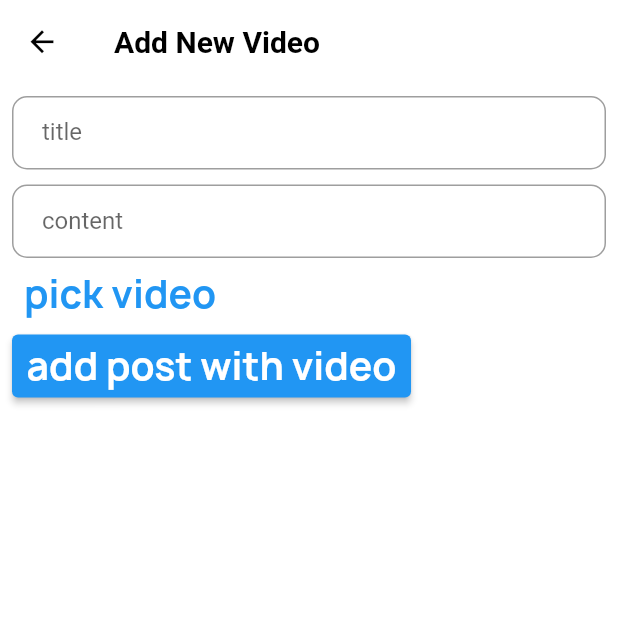
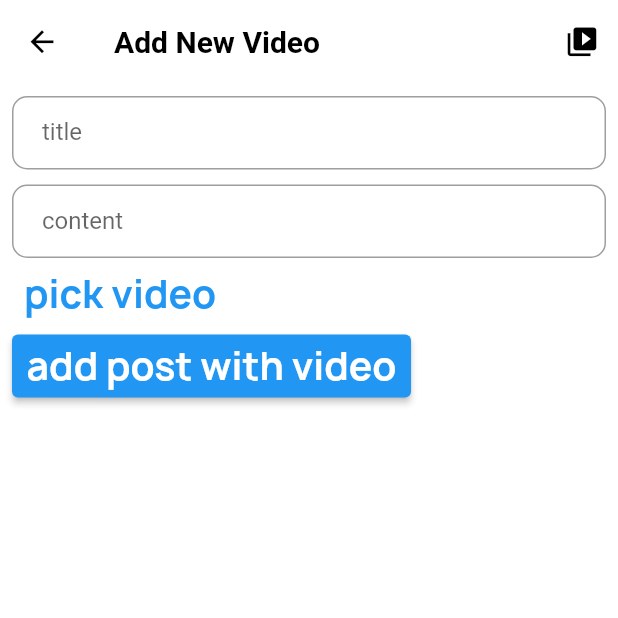
Before and after one commit to A-RR3/palestine_commercial_directory, a Flutter app: the UploadVideoScreen screen opened directly, after a tap on "pick video", on a phone screen of 412 x 824 dp, the top half of it. Run offline on Flutter 3.47's test engine with Material 3 defaults, Android fonts, the light colour scheme and no system bars; our stand-ins replace bloc, device_info_plus, dio, easy_localization, flutter_animate, flutter_bloc and 6 more; missing offline and left inert: video_compress; accounts and stored records are empty; network calls fail.

Commit message:
upload video states handling

```diff
--- a/assets/lang/ar.json
+++ b/assets/lang/ar.json
@@ -13,6 +13,7 @@
   "adminPanel" : "لوحة التحكم",
   "_comment": "drawer",
   "drawer_videos": "الفيديوهات",
-  "_comment": "videos"
+  "_comment": "videos",
+  "video_add_video_title": "إضافة فيديو"
 
 }
--- a/assets/lang/en.json
+++ b/assets/lang/en.json
@@ -13,6 +13,8 @@
   "adminPanel" : "Admin Panel",
   "_comment": "drawer",
   "drawer_videos": "videos",
-  "_comment": "videos"
+  "_comment": "videos",
+  "video_add_video_title": "Add New Video"
+
 
 }
--- a/lib/core/values/lang_keys.dart
+++ b/lib/core/values/lang_keys.dart
@@ -21,4 +21,7 @@ class LangKeys {
 
   // Drawer
   static const String DRAWER_VIDEOS = 'drawer_videos';
+
+  // Video
+  static const String VIDEO_ADD_TITLE = 'video_add_video_title';
 }
--- a/lib/models/basic_models/post_model.dart
+++ b/lib/models/basic_models/post_model.dart
@@ -1,4 +1,5 @@
 class PostModel {
+  final int? pId;
   final String? pTitle;
   final String? pContent;
   final String? pUserId;
@@ -7,7 +8,6 @@ class PostModel {
   final String? pType;
   final DateTime? updatedAt;
   final DateTime? createdAt;
-  final int? pId;
 
   PostModel({
     this.pTitle,
--- a/lib/models/login_model.dart
+++ b/lib/models/login_model.dart
@@ -1,8 +1,3 @@
-import 'dart:convert';
-
-LoginModel loginModelFromJson(String str) =>
-    LoginModel.fromJson(json.decode(str));
-
 class LoginModel {
   final bool status;
   final String? message;
--- a/lib/modules/upload_video_modules/upload_video_cubit/upload_video_cubit.dart
+++ b/lib/modules/upload_video_modules/upload_video_cubit/upload_video_cubit.dart
@@ -37,6 +37,10 @@ class UploadVideoCubit extends Cubit<UploadVideoStates>
       video = await picker.pickVideo(source: ImageSource.gallery);
       if (video != null) {
         print('success');
+        print('before compress');
+        compressVideo(video!.path);
+
+        print('after compress');
       } else {
         print('no video selected');
       }
--- a/lib/modules/upload_video_modules/upload_video_screen.dart
+++ b/lib/modules/upload_video_modules/upload_video_screen.dart
@@ -1,10 +1,16 @@
 import 'dart:io';
+import 'package:easy_localization/easy_localization.dart';
 import 'package:flutter/material.dart';
 import 'package:flutter_bloc/flutter_bloc.dart';
+import 'package:videos_application/core/utils/navigation_services.dart';
 import 'package:videos_application/modules/upload_video_modules/upload_video_cubit/upload_video_cubit.dart';
 import 'package:videos_application/modules/upload_video_modules/upload_video_cubit/upload_video_states.dart';
+import 'package:videos_application/modules/videos_modules/video_player_screen.dart';
+import 'package:videos_application/shared/widgets/custom_disable_widget.dart';
 import 'package:videos_application/shared/widgets/my_text_form_field.dart';
 
+import '../../core/values/cache_keys.dart';
+import '../../core/values/constants.dart';
 import '../../permission_cubit/permission_cubit.dart';
 import '../../permission_cubit/permission_states.dart';
 
@@ -13,17 +19,37 @@ class UploadVideoScreen extends StatelessWidget {
 
   @override
   Widget build(BuildContext context) {
-    return Scaffold(
-      appBar: AppBar(
-        title: const Text('Add New Video'),
-      ),
-      body: BlocProvider(
+    return BlocProvider(
       create: (context) => UploadVideoCubit(),
       child: BlocConsumer<UploadVideoCubit, UploadVideoStates>(
-          listener: (context, state) {},
+        listener: (context, state) {
+          if (state is UploadVideoSuccessState) {
+            showToast(
+              meg: state.uploadVideoModel.message!,
+              toastState: state.uploadVideoModel.status == true
+                  ? ToastStates.success
+                  : ToastStates.error,
+            );
+          }
+        },
         builder: (context, state) {
           UploadVideoCubit uploadVideoCubit = UploadVideoCubit.get(context);
-            return Form(
+          return Stack(
+            children: [
+              Scaffold(
+                appBar: AppBar(
+                  title: Text('video_add_video_title'.tr()),
+                  actions: [
+                    IconButton(
+                      onPressed: () {
+                        NavigationServices.navigateTo(
+                            context, VideoPlayerScreen());
+                      },
+                      icon: Icon(Icons.video_collection),
+                    ),
+                  ],
+                ),
+                body: Form(
                   key: uploadVideoCubit.addPostFormKey,
                   child: Padding(
                     padding: const EdgeInsets.all(8.0),
@@ -33,6 +59,7 @@ class UploadVideoScreen extends StatelessWidget {
                         MyTextFormField(
                           label: 'title',
                           controller: uploadVideoCubit.titleController,
+                          textInputAction: TextInputAction.next,
                           validator: (value) {
                             if (value == null || value.isEmpty) {
                               return 'title is required';
@@ -46,6 +73,7 @@ class UploadVideoScreen extends StatelessWidget {
                         MyTextFormField(
                           label: 'content',
                           controller: uploadVideoCubit.contentController,
+                          textInputAction: TextInputAction.done,
                           validator: (value) {
                             if (value == null || value.isEmpty) {
                               return 'content is required';
@@ -53,6 +81,8 @@ class UploadVideoScreen extends StatelessWidget {
                             return null;
                           },
                         ),
+                        Row(
+                          children: [
                             BlocConsumer<PermissionsCubit, PermissionsStates>(
                                 listener: (context, state) {},
                                 builder: (context, state) {
@@ -66,24 +96,26 @@ class UploadVideoScreen extends StatelessWidget {
                                         functionWhenGranted:
                                             uploadVideoCubit.pickVideo,
                                       );
-                                print('before compress');
-                                if (uploadVideoCubit.video != null) {
-                                  uploadVideoCubit.compressVideo(
-                                      uploadVideoCubit.video!.path);
-                                }
-                                print('after conmpress');
                                     },
-                              child: Text('pick video'));
+                                    child: Text('pick video'),
+                                  );
                                 }),
+                            Text(
+                              uploadVideoCubit.video == null
+                                  ? ''
+                                  : uploadVideoCubit.video!.name,
+                            ),
+                          ],
+                        ),
                         ElevatedButton(
                           onPressed: () {
                             if (uploadVideoCubit.addPostFormKey.currentState!
                                 .validate()) {
                               uploadVideoCubit.addVideo(
                                 title: uploadVideoCubit.titleController.text,
-                            content: uploadVideoCubit.contentController.text,
-                            videoFile:
-                            uploadVideoCubit.mediaInfo != null
+                                content:
+                                    uploadVideoCubit.contentController.text,
+                                videoFile: uploadVideoCubit.mediaInfo != null
                                     ? File(uploadVideoCubit.mediaInfo!.path!)
                                     : null,
                                 // uploadVideoCubit.video != null
@@ -97,9 +129,15 @@ class UploadVideoScreen extends StatelessWidget {
                       ],
                     ),
                   ),
+                ),
+              ),
+              state is UploadVideoLoadingState ||
+                      state is CompressVideoLoadingState
+                  ? CustomDisableWidget()
+                  : Container(),
+            ],
           );
         },
-        ),
       ),
     );
   }
--- a/lib/shared/widgets/custome_text_form_field_widget.dart
+++ b/lib/shared/widgets/custome_text_form_field_widget.dart
@@ -6,7 +6,7 @@ class CustomTextFormField extends StatelessWidget {
   final String? Function(String?)? validator;
   final Function(String)? onChanged;
   final String hintText;
-  final IconData prefixIcon;
+  final IconData? prefixIcon;
   final IconButton? suffixIcon;
   final InputBorder? border;
   final TextInputType textInputType;
@@ -23,7 +23,7 @@ class CustomTextFormField extends StatelessWidget {
       this.validator,
       this.onChanged,
       required this.hintText,
-      required this.prefixIcon,
+      this.prefixIcon,
       this.border,
       required this.textInputType,
       this.suffixIcon,
--- a/lib/shared/widgets/my_text_form_field.dart
+++ b/lib/shared/widgets/my_text_form_field.dart
@@ -7,6 +7,8 @@ class MyTextFormField extends StatelessWidget {
   final bool obscureText;
   final String? Function(String?)? validator;
   final IconData? prefixIcon;
+  final TextInputAction? textInputAction;
+
 
   const MyTextFormField({
     required this.label,
@@ -15,6 +17,7 @@ class MyTextFormField extends StatelessWidget {
     this.obscureText = false,
     this.validator,
     this.prefixIcon,
+    this.textInputAction,
   });
 
   @override
@@ -24,6 +27,7 @@ class MyTextFormField extends StatelessWidget {
       keyboardType: keyboardType,
       obscureText: obscureText,
       validator: validator,
+      textInputAction: textInputAction,
       decoration: InputDecoration(
         labelText: label,
         prefixIcon: prefixIcon != null ? Icon(prefixIcon) : null,
```
Also changed, not shown: lib/core/utils/mixins/compress_video_mixin.dart (+15 -13 lines), lib/models/video_models/get_videos_model.dart (added, +21 -0 lines), lib/modules/upload_video_modules/upload_video_cubit/upload_video_states.dart (+10 -0 lines), lib/shared/widgets/custom_disable_widget.dart (added, +22 -0 lines). Lines whose indentation alone changed are shown as unchanged.
